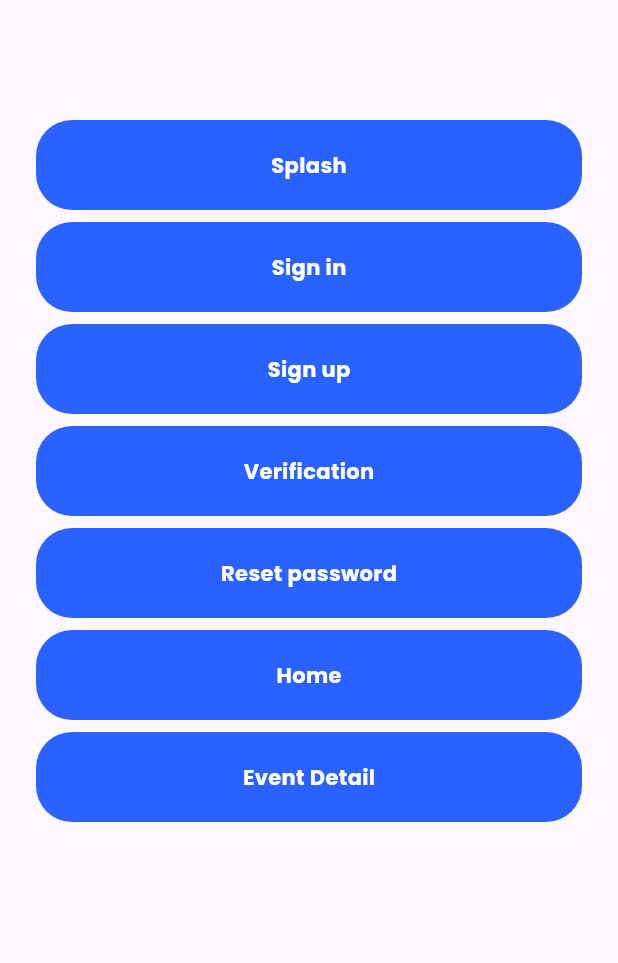
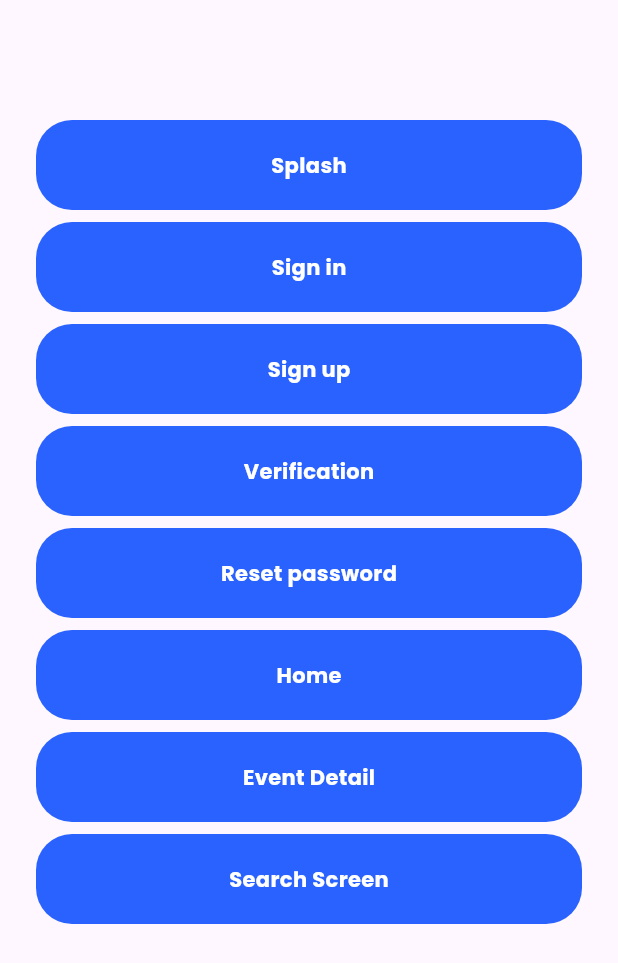
Before and after one commit to muzzammil763/event_booking_ui, a Flutter app: the screen it shows after launch, on a phone screen of 412 x 824 dp. Shown: the top 963 px of the screen. Run offline on Flutter 3.47's test engine with Material 3 defaults, Android fonts, the phone set to English and light mode, and no system bars; our stand-ins replace flutter_svg, google_fonts.

Commit message:
added search screen ..

```diff
--- a/lib/Screens/screen_selecter.dart
+++ b/lib/Screens/screen_selecter.dart
@@ -1,6 +1,7 @@
 import 'package:event_planner_ui/Screens/eventdetails.dart';
 import 'package:event_planner_ui/Screens/home.dart';
 import 'package:event_planner_ui/Screens/reset_password.dart';
+import 'package:event_planner_ui/Screens/search.dart';
 import 'package:event_planner_ui/Screens/signin.dart';
 import 'package:event_planner_ui/Screens/signup.dart';
 import 'package:event_planner_ui/Screens/splash.dart';
@@ -237,6 +238,36 @@
                   ),
                 ),
               ),
+              const SizedBox(
+                height: 8,
+              ),
+              InkWell(
+                onTap: () {
+                  Navigator.push(
+                    context,
+                    MaterialPageRoute(
+                      builder: (context) => const SearchScreen(),
+                    ),
+                  );
+                },
+                child: Container(
+                  height: 60,
+                  width: double.infinity,
+                  decoration: BoxDecoration(
+                    color: Colors.blueAccent[700],
+                    borderRadius: BorderRadius.circular(24),
+                  ),
+                  child: const Center(
+                    child: Text(
+                      "Search Screen",
+                      style: TextStyle(
+                        color: Colors.white,
+                        fontWeight: FontWeight.bold,
+                      ),
+                    ),
+                  ),
+                ),
+              ),
             ],
           ),
         ),
```
Also changed, not shown: lib/Screens/search.dart (added, +10 -0 lines).
